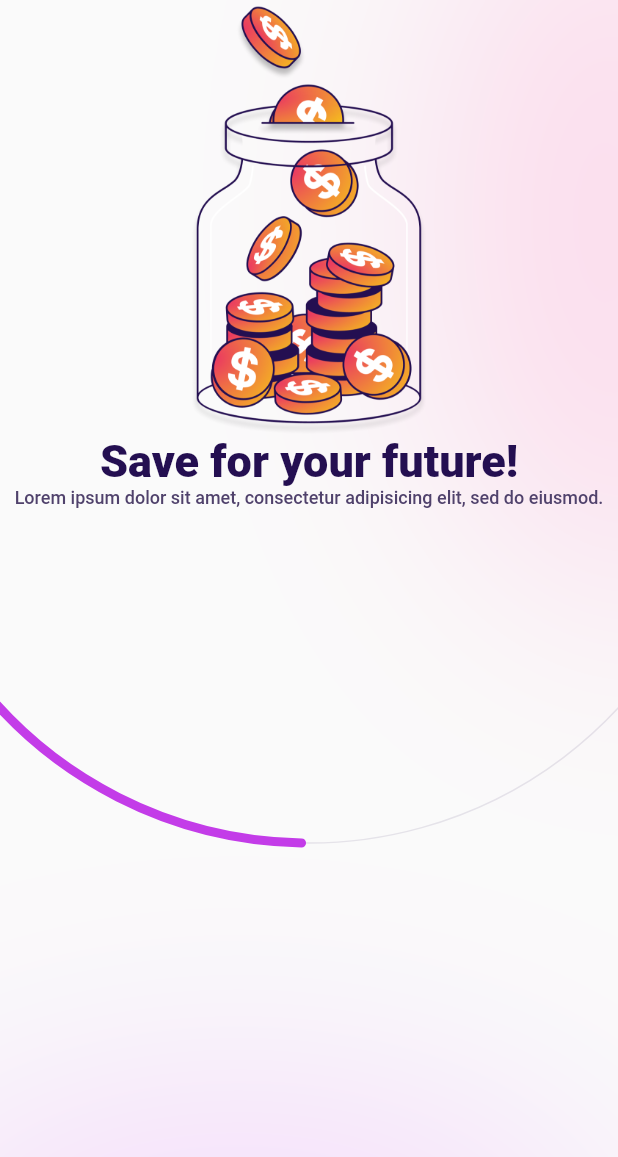
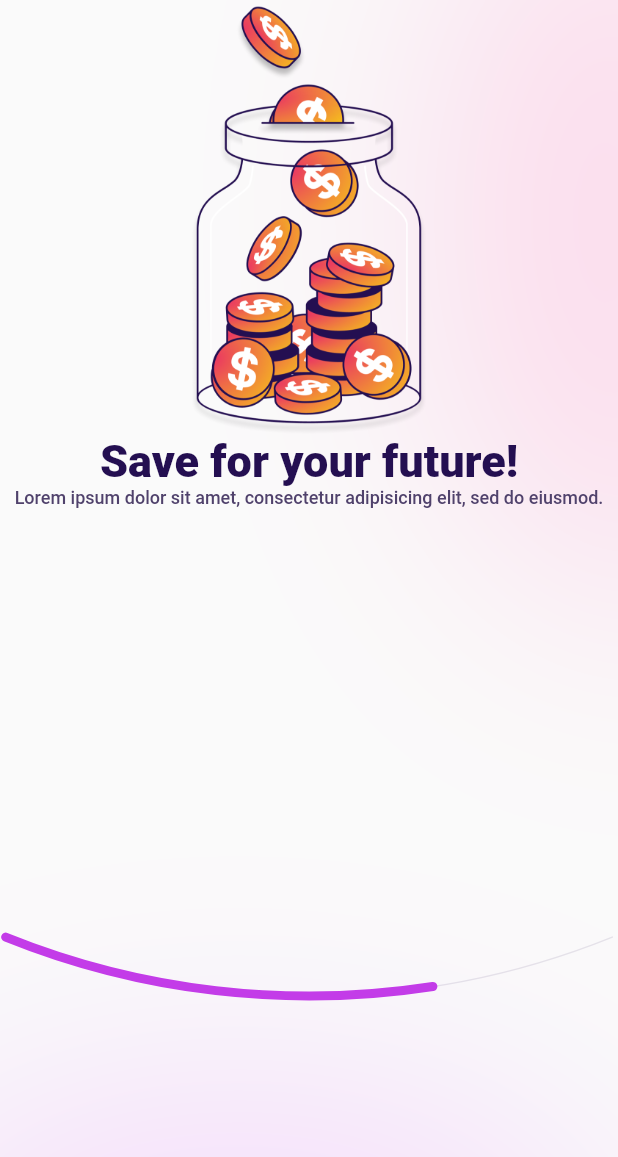
Before and after one commit to nothing628/letify, a Flutter app: the ProductTour screen opened by its route, on a phone screen of 412 x 824 dp. Shown: the top 1157 px of the screen. Run offline on Flutter 3.47's test engine with Material 2 defaults, Android fonts, the phone set to English and light mode, and no system bars.

Commit message:
finish circle progress

```diff
--- a/lib/widgets/circle_progress.dart
+++ b/lib/widgets/circle_progress.dart
@@ -1,31 +1,54 @@
 import 'package:flutter/material.dart';
 import 'dart:math';
 
-class _MyCustomPainter extends CustomPainter {
-  double getStartAngle(double r, double c) {
-    double sinValue = (c * 0.5) / r;
-    double theta = asin(sinValue * 2);
+class _CircleProgressPainter extends CustomPainter {
+  double getAngle(double width, double height) {
+    double halfWidth = width / 2;
+    double angle = 2 * atan(height / halfWidth);
+    double addDegree = angle * .5;
 
-    return theta + pi / 2 + 0.1;
+    return angle - addDegree;
   }
 
-  double getSweepAngle(double r, double c, double percent) {
-    double sinValue = (c * 0.5) / r;
-    double theta = asin(sinValue * 2);
+  double getRadius(double width, double height) {
+    double halfWidth = width / 2;
+    double angle = getAngle(width, height);
 
-    return (theta * percent * -2.2);
+    return halfWidth / sin(angle) / 2;
+  }
+
+  double getStartAngle(double width, double height) {
+    double angle = getAngle(width, height);
+    double transformAngle = angle * 2 + pi / 2;
+
+    return transformAngle;
+  }
+
+  double getSweepAngle(double width, double height, double percent) {
+    double angle = getAngle(width, height);
+
+    return angle * -4 * percent;
+  }
+
+  double getYPosition(double diameter, double b, double top) {
+    double radius = diameter / 2;
+    double topPoint = radius - b;
+    double yPoint = top - radius - topPoint;
+
+    return yPoint;
   }
 
   @override
   void paint(Canvas canvas, Size size) {
-    double r = size.width + 150;
-    double c = size.width;
-    double startAngle = getStartAngle(r, c);
-    double sweepAngle = getSweepAngle(r, c, 0.5);
-    double fullSweepAngle = getSweepAngle(r, c, 1);
+    double b = 40;
+    double r = getRadius(size.width, b);
+    double d = r * 2;
+    double t = getYPosition(d, b, size.height - 200);
+    double startAngle = getStartAngle(size.width, b);
+    double sweepAngle = getSweepAngle(size.width, b, 0.7);
+    double fullSweepAngle = getSweepAngle(size.width, b, 1);
 
-    Rect myCanvasSize =
-        Rect.fromLTRB(-75, 0, size.width + 75, size.width + 150);
+    Rect myCanvasSize = Rect.fromLTWH((d - size.width) * -0.5, t, d, d);
     Paint myPaint = Paint();
 
     // Draw empty line
@@ -66,7 +89,7 @@ class _CircleProgress extends State<CircleProgress> {
   Widget build(BuildContext context) {
     return CustomPaint(
       child: const Center(),
-      painter: _MyCustomPainter(),
+      painter: _CircleProgressPainter(),
     );
   }
 }
```
